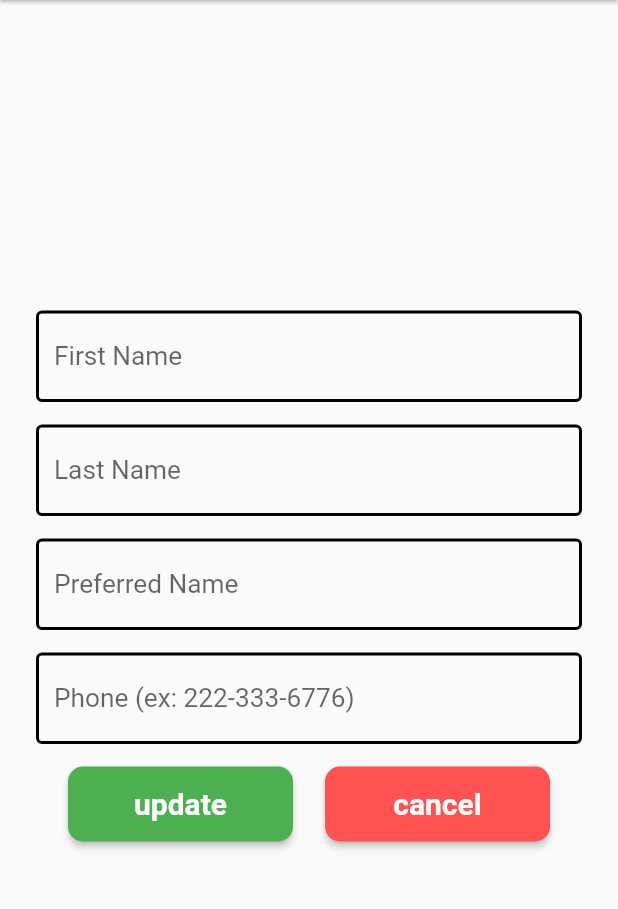
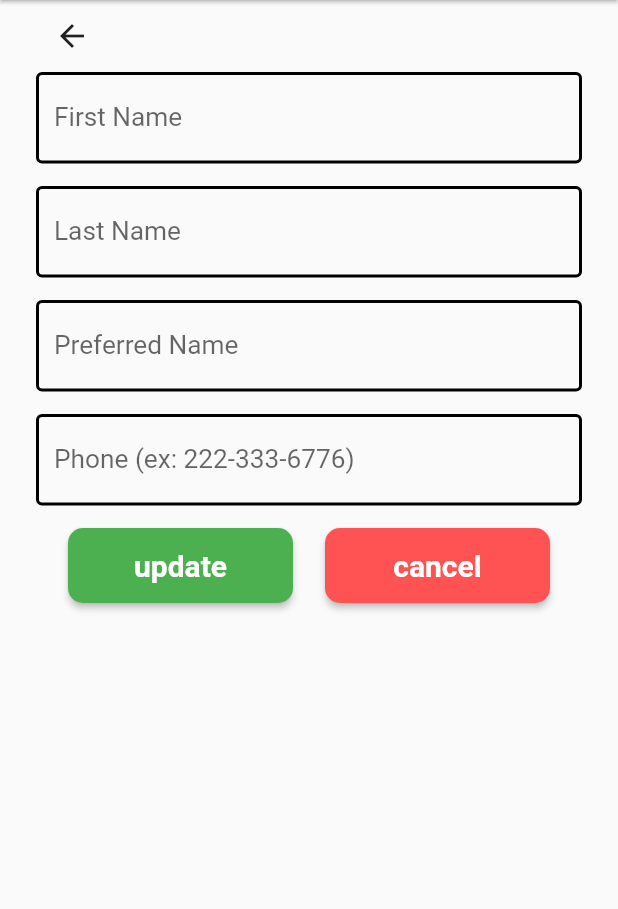
Before and after one commit to kcgalee/CSC-4996-RMS-Mobile, a Flutter app: the EditEmployee screen opened directly with empty values, on a phone screen of 412 x 824 dp, the part 84-993 px from its top. Run offline on Flutter 3.47's test engine with Material 2 defaults, Android fonts, the phone set to English and light mode, and no system bars; our stand-ins replace cloud_firestore, email_validator, firebase_auth, firebase_core, firebase_storage, qr_flutter and 1 more; missing offline and left inert: counter, qr_code_scanner; accounts and stored records are empty.

Commit message:
implemented Custom Back Button

```diff
--- a/lib/manager/editEmployee.dart
+++ b/lib/manager/editEmployee.dart
@@ -1,6 +1,7 @@
 import 'package:cloud_firestore/cloud_firestore.dart';
 import 'package:flutter/material.dart';
 import 'package:restaurant_management_system/manager/manageEmployee.dart';
+import '../widgets/customBackButton.dart';
 import 'Utility/MangerNavigationDrawer.dart';
 
 class EditEmployee extends StatefulWidget {
@@ -48,12 +49,14 @@ class _EditEmployee extends State<EditEmployee> {
       foregroundColor: Colors.black,
       elevation: 1,
     ),
-    body: Center (
-      child: SingleChildScrollView (
-        padding: const EdgeInsets.all(24),
+    body: SingleChildScrollView (
+      padding: const EdgeInsets.only(left: 24,right: 24,bottom: 24),
       child: Column(
         mainAxisAlignment: MainAxisAlignment.center,
         children: [
+          CustomBackButton(onPressed: () {
+            Navigator.pop(context);
+          }),
           Padding(
             padding: const EdgeInsets.only(bottom: 15),
             child: TextFormField(
@@ -186,7 +189,6 @@ class _EditEmployee extends State<EditEmployee> {
         ], //Children
       ),
     ),
-    ),
   );
 
   updateInfo(String fName, String lName, String prefName, String phone) async {
```
Lines whose indentation alone changed are shown as unchanged.
